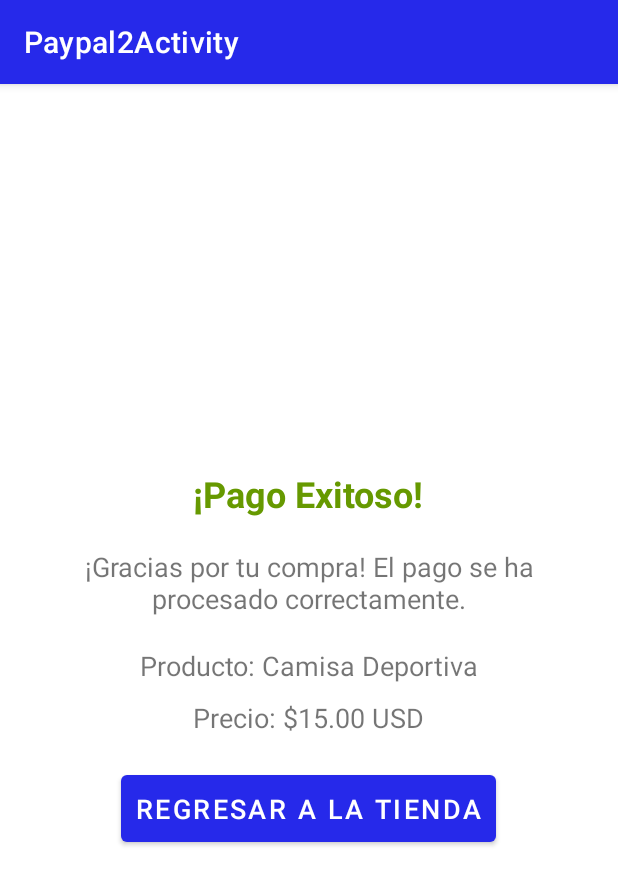
After one commit to jhonniercastro/Tienda-Online-, an Android app: the Paypal2Activity screen opened directly, with no data from a screen before it, on a phone screen of 412 x 824 dp. The commit adds this screen. Shown: the top 885 px of the screen. Run offline under Robolectric (Android 15) with nearby library versions, the phone set to English and light mode, and no system bars.

Commit message:
funcionalidad de camara y se agrego boton de compra para pasarela de pagos con paypal

```diff
--- /dev/null
+++ b/app/src/main/java/com/example/tiendaonile/Paypal2Activity.kt
@@ -0,0 +1,23 @@
+package com.example.tiendaonile
+
+import android.content.Intent
+import android.os.Bundle
+import android.widget.Button
+import androidx.appcompat.app.AppCompatActivity
+
+class Paypal2Activity : AppCompatActivity() {
+
+    override fun onCreate(savedInstanceState: Bundle?) {
+        super.onCreate(savedInstanceState)
+        setContentView(R.layout.activity_paypal2)
+
+
+        val btnHome = findViewById<Button>(R.id.btnBackToHome)
+
+        // Establecer onClickListener para el botón
+        btnHome.setOnClickListener {
+            val intent = Intent(this, MainActivity::class.java)
+            startActivity(intent)
+        }
+    }
+}
--- /dev/null
+++ b/app/src/main/res/layout/activity_paypal2.xml
@@ -0,0 +1,56 @@
+<!-- activity_payment_confirmation.xml -->
+<LinearLayout xmlns:android="http://schemas.android.com/apk/res/android"
+    android:layout_width="match_parent"
+    android:layout_height="match_parent"
+    android:orientation="vertical"
+    android:padding="16dp"
+    android:gravity="center">
+
+    <!-- Título de la pantalla -->
+    <TextView
+        android:id="@+id/txtConfirmationTitle"
+        android:layout_width="wrap_content"
+        android:layout_height="wrap_content"
+        android:text="¡Pago Exitoso!"
+        android:textSize="24sp"
+        android:textColor="@android:color/holo_green_dark"
+        android:textStyle="bold"
+        android:paddingBottom="20dp"/>
+
+    <!-- Mensaje de confirmación -->
+    <TextView
+        android:id="@+id/txtConfirmationMessage"
+        android:layout_width="wrap_content"
+        android:layout_height="wrap_content"
+        android:text="¡Gracias por tu compra! El pago se ha procesado correctamente."
+        android:textSize="18sp"
+        android:paddingBottom="20dp"
+        android:textAlignment="center"/>
+
+    <!-- Detalles de la compra -->
+    <TextView
+        android:id="@+id/txtProductDetails"
+        android:layout_width="wrap_content"
+        android:layout_height="wrap_content"
+        android:text="Producto: Camisa Deportiva"
+        android:textSize="18sp"
+        android:paddingBottom="10dp"/>
+
+    <TextView
+        android:id="@+id/txtPrice"
+        android:layout_width="wrap_content"
+        android:layout_height="wrap_content"
+        android:text="Precio: $15.00 USD"
+        android:textSize="18sp"
+        android:paddingBottom="20dp"/>
+
+    <!-- Botón para regresar o continuar -->
+    <Button
+        android:id="@+id/btnBackToHome"
+        android:layout_width="wrap_content"
+        android:layout_height="wrap_content"
+        android:text="Regresar a la tienda"
+        android:textSize="18sp"
+        android:textColor="@android:color/white"
+        android:padding="10dp"/>
+</LinearLayout>
--- a/app/src/main/res/layout/app_bar_main.xml
+++ b/app/src/main/res/layout/app_bar_main.xml
@@ -29,6 +29,5 @@
         android:layout_gravity="bottom|end"
         android:layout_marginEnd="@dimen/fab_margin"
         android:layout_marginBottom="16dp"
-        app:srcCompat="@android:drawable/ic_dialog_email" />
-
+        app:srcCompat="@drawable/ic_icon_camera" />
 </androidx.coordinatorlayout.widget.CoordinatorLayout>
--- a/app/src/main/res/layout/fragment_cart.xml
+++ b/app/src/main/res/layout/fragment_cart.xml
@@ -155,7 +155,7 @@
             android:text="Total: $45.00"/>
 
         <Button
-            android:id="@+id/btnCheckout"
+            android:id="@+id/btnCart"
             android:layout_width="match_parent"
             android:layout_height="wrap_content"
             android:text="Proceder a la compra"
```
Also changed, not shown: app/src/main/AndroidManifest.xml (+11 -0 lines), app/src/main/java/com/example/tiendaonile/MainActivity.kt (+28 -11 lines), app/src/main/java/com/example/tiendaonile/PaypalActivity.kt (added, +23 -0 lines), app/src/main/java/com/example/tiendaonile/ui/cart/CartFragment.kt (+15 -7 lines), app/src/main/res/drawable/ic_icon_camera.xml (added, +10 -0 lines), app/src/main/res/layout/activity_paypal.xml (added, +46 -0 lines).
